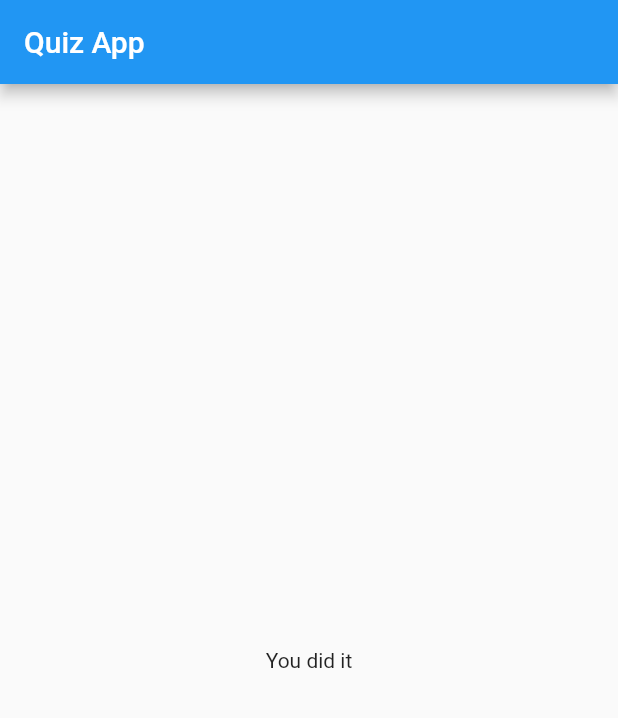
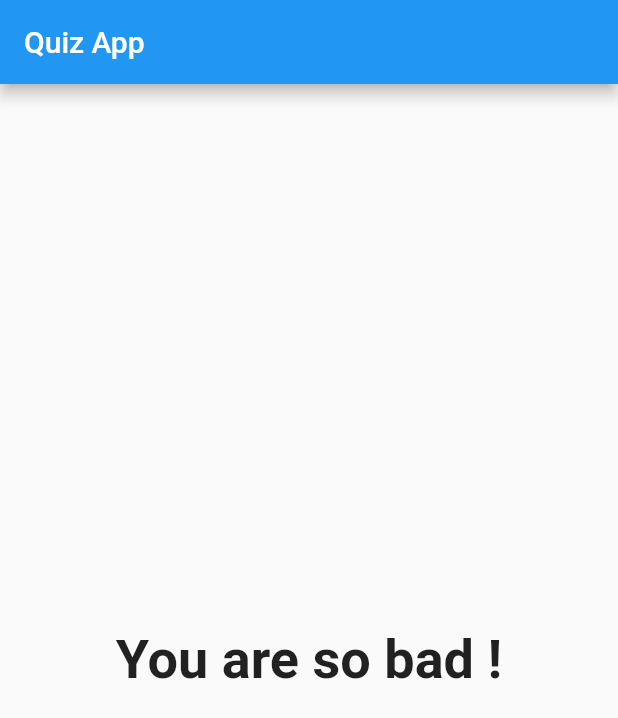
Before and after one commit to sabiarist/small_quiz, a Flutter app: the screen it shows after launch, after a tap on "Black", after a tap on "Snake", after a tap on "You", on a phone screen of 412 x 824 dp. Shown: the top 718 px of the screen. Run offline on Flutter 3.47's test engine with Material 2 defaults, Android fonts, the phone set to English and light mode, and no system bars.

Commit message:
Scoring feature added

```diff
--- a/lib/answer.dart
+++ b/lib/answer.dart
@@ -5,7 +5,7 @@
       : super(key: key);
 
   final Function selectHandler;
-  final String answerText;
+  final answerText;
 
   @override
   Widget build(BuildContext context) {
--- a/lib/main.dart
+++ b/lib/main.dart
@@ -16,20 +16,37 @@
   final List _questions = const [
     {
       'questionText': 'What\'s your favorite color ?',
-      'answers': ['Black', 'Red', 'Green', 'White'],
+      'answers': [
+        {'text': 'Black', 'score': 10},
+        {'text': 'Red', 'score': 5},
+        {'text': 'Green', 'score': 3},
+        {'text': 'White', 'score': 1}
+      ],
     },
     {
       'questionText': 'What\'s your favorite animal ?',
-      'answers': ['Rabbit', 'Snake', 'Elephant', 'Lion'],
+      'answers': [
+        {'text': 'Rabbit', 'score': 3},
+        {'text': 'Snake', 'score': 11},
+        {'text': 'Elephant', 'score': 5},
+        {'text': 'Lion', 'score': 9}
+      ],
     },
     {
       'questionText': 'What\'s your favorite Instructor ?',
-      'answers': ['Me', 'Max', 'You', 'Him'],
+      'answers': [
+        {'text': 'Me', 'score': 1},
+        {'text': 'Max', 'score': 2},
+        {'text': 'You', 'score': 1},
+        {'text': 'Him', 'score': 2}
+      ],
     }
   ];
   var _questionIndex = 0;
+  var _totalScore = 0;
 
-  _answerQuestion() {
+  _answerQuestion(int score) {
+    _totalScore += score;
     if (_questionIndex < _questions.length) {
       setState(() {
         _questionIndex = _questionIndex + 1;
@@ -50,7 +67,7 @@
                 _questionIndex,
                 _answerQuestion,
               )
-            : const Result(),
+            : Result(_totalScore),
       ),
     );
   }
--- a/lib/quiz.dart
+++ b/lib/quiz.dart
@@ -19,8 +19,8 @@
         Question(
           questions[questionIndex]['questionText'],
         ),
-        ...(questions[questionIndex]['answers'] as List<String>).map((answer) {
-          return Answer(answerQuestion, answer);
+        ...(questions[questionIndex]['answers'] as List<Map<String, Object>>).map((answer) {
+          return Answer(() => answerQuestion(answer['score']), answer['text']);
         }).toList()
       ],
     );
--- a/lib/result.dart
+++ b/lib/result.dart
@@ -1,12 +1,35 @@
 import 'package:flutter/material.dart';
 
 class Result extends StatelessWidget {
-  const Result({Key? key}) : super(key: key);
+  const Result(this.resultScore, {Key? key}) : super(key: key);
+
+  final int resultScore;
+
+  String get resultPhrase {
+    String resultText;
+    if (resultScore <=8){
+      resultText = 'You are awesome and innocent';
+    } else if (resultScore <=12){
+      resultText = 'Pretty likeable!';
+    } else if (resultScore <= 16){
+      resultText = 'You are ... strange !';
+    }else {
+      resultText = 'You are so bad !';
+    }
+    return resultText;
+  }
 
   @override
   Widget build(BuildContext context) {
-    return const Center(
-      child: Text('You did it'),
+    return Center(
+      child: Text(
+        resultPhrase,
+        style: const TextStyle(
+          fontSize: 36,
+          fontWeight: FontWeight.bold,
+        ),
+        textAlign: TextAlign.center,
+      ),
     );
   }
 }
```
